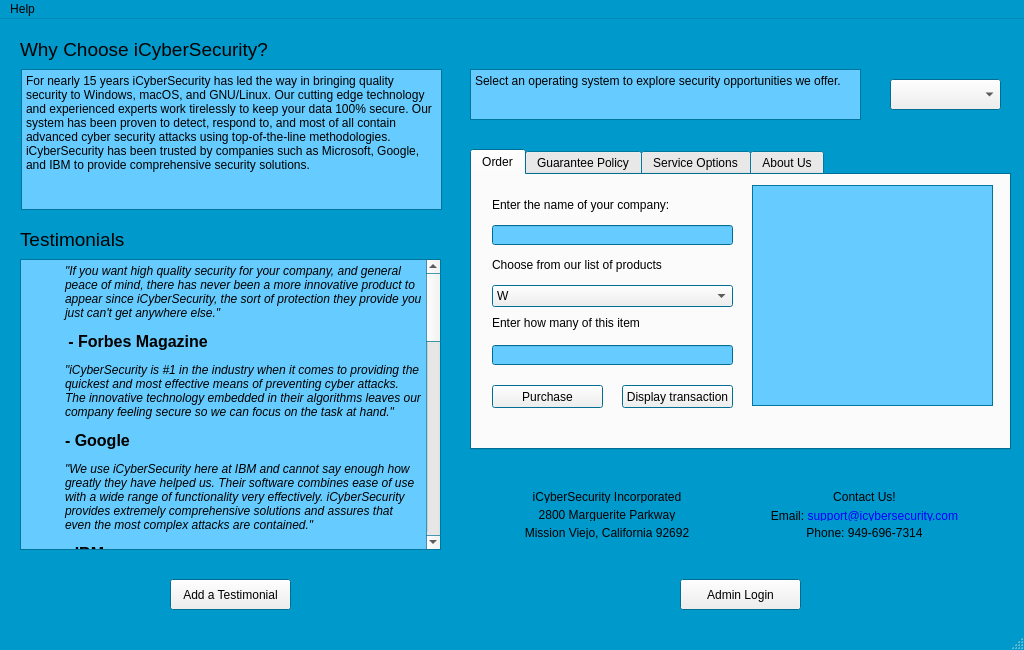
Before: the Qt Designer form src/mainwindow.ui in brianclinkenbeard/pamphlet, drawn with Qt 5.
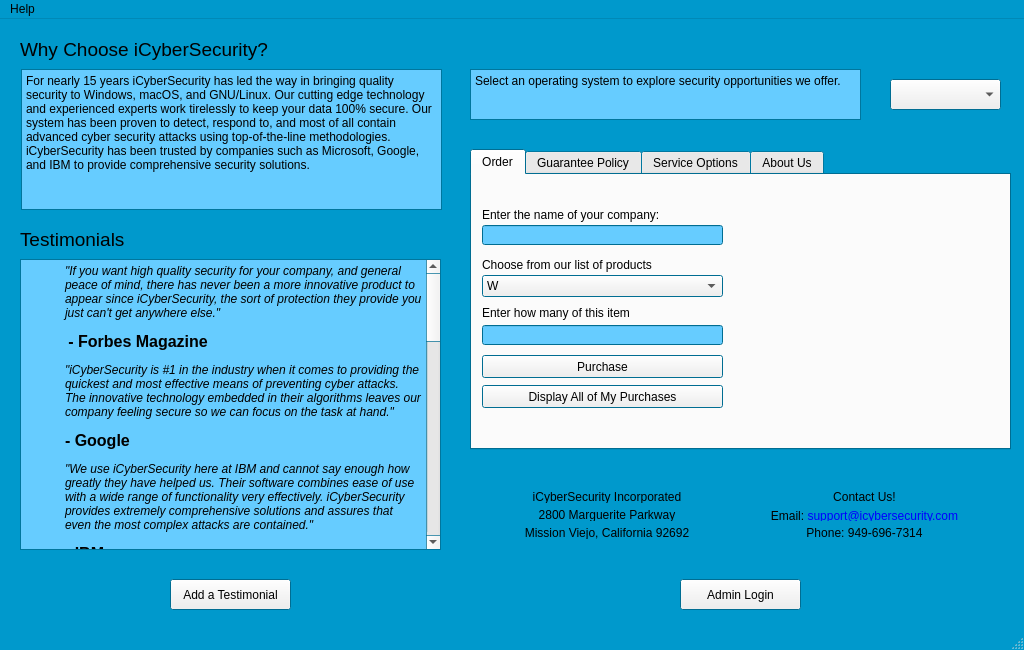
After: the same form once the commit is applied.

Commit message: Customer Order , Transactions, display transactions in admin window, display transactions for customer

The edit to the form file:
```diff
--- a/src/mainwindow.ui
+++ b/src/mainwindow.ui
@@ -360,8 +360,8 @@
      <widget class="QComboBox" name="listOfProducts">
       <property name="geometry">
        <rect>
-        <x>20</x>
-        <y>110</y>
+        <x>10</x>
+        <y>100</y>
         <width>241</width>
         <height>22</height>
        </rect>
@@ -390,8 +390,8 @@
      <widget class="QLabel" name="label">
       <property name="geometry">
        <rect>
-        <x>20</x>
-        <y>20</y>
+        <x>10</x>
+        <y>30</y>
         <width>241</width>
         <height>20</height>
        </rect>
@@ -403,7 +403,7 @@
      <widget class="QLineEdit" name="lineEdit_customerName">
       <property name="geometry">
        <rect>
-        <x>20</x>
+        <x>10</x>
         <y>50</y>
         <width>241</width>
         <height>20</height>
@@ -413,7 +413,7 @@
      <widget class="QLabel" name="label_2">
       <property name="geometry">
        <rect>
-        <x>20</x>
+        <x>10</x>
         <y>80</y>
         <width>241</width>
         <height>20</height>
@@ -426,7 +426,7 @@
      <widget class="QLabel" name="label_errorMessage">
       <property name="geometry">
        <rect>
-        <x>20</x>
+        <x>10</x>
         <y>250</y>
         <width>281</width>
         <height>20</height>
@@ -439,9 +439,9 @@
      <widget class="QPushButton" name="Purchase">
       <property name="geometry">
        <rect>
-        <x>20</x>
-        <y>210</y>
-        <width>111</width>
+        <x>10</x>
+        <y>180</y>
+        <width>241</width>
         <height>23</height>
        </rect>
       </property>
@@ -452,8 +452,8 @@
      <widget class="QLabel" name="label_3">
       <property name="geometry">
        <rect>
-        <x>20</x>
-        <y>140</y>
+        <x>10</x>
+        <y>130</y>
         <width>241</width>
         <height>16</height>
        </rect>
@@ -465,8 +465,8 @@
      <widget class="QLineEdit" name="lineEdit_quantity">
       <property name="geometry">
        <rect>
-        <x>20</x>
-        <y>170</y>
+        <x>10</x>
+        <y>150</y>
         <width>241</width>
         <height>20</height>
        </rect>
@@ -475,24 +475,14 @@
      <widget class="QPushButton" name="DisplayPurchases">
       <property name="geometry">
        <rect>
-        <x>150</x>
+        <x>10</x>
         <y>210</y>
-        <width>111</width>
+        <width>241</width>
         <height>23</height>
        </rect>
       </property>
       <property name="text">
-       <string>Display transaction</string>
-      </property>
-     </widget>
-     <widget class="QTableWidget" name="TransactionTable">
-      <property name="geometry">
-       <rect>
-        <x>280</x>
-        <y>10</y>
-        <width>241</width>
-        <height>221</height>
-       </rect>
+       <string>Display All of My Purchases</string>
       </property>
      </widget>
     </widget>
```
The commit also changes 14 other files.
